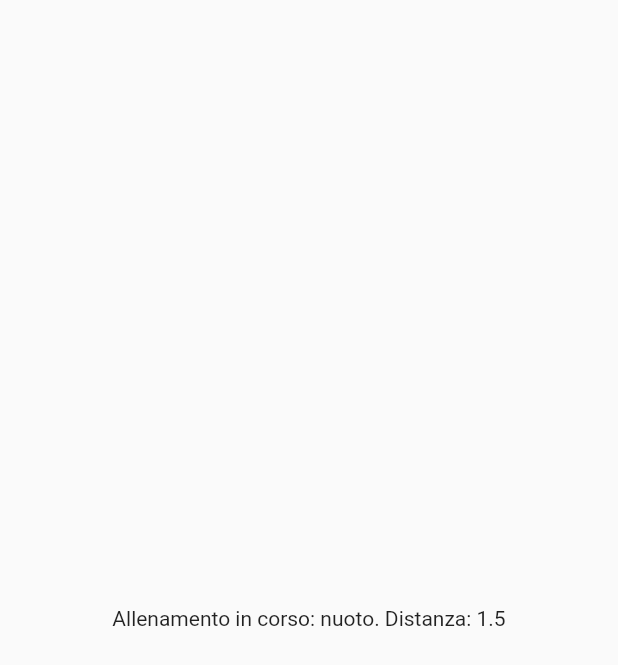
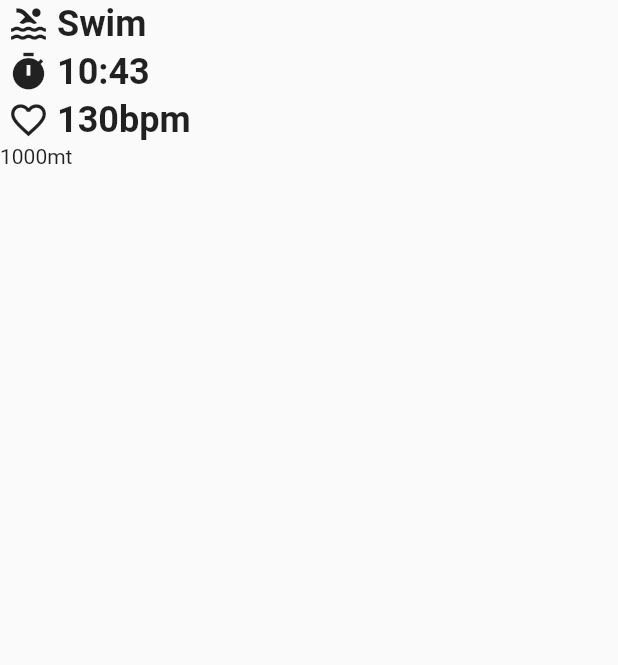
Before and after one commit to GioPan04/triathlon_app, a Flutter app: the screen it shows after launch, after a tap on "Start", on a phone screen of 412 x 824 dp. Shown: the top 665 px of the screen. Run offline on Flutter 3.47's test engine with Material 2 defaults, Android fonts, the phone set to English and light mode, and no system bars.

Commit message:
Basic running page

```diff
--- a/lib/screens/RunningPage.dart
+++ b/lib/screens/RunningPage.dart
@@ -1,5 +1,6 @@
 import 'package:flutter/material.dart';
 import 'package:triathlon_app/models/Distance.dart';
+import 'package:triathlon_app/widgets/IconedRow.dart';
 
 class Running extends StatefulWidget {
 
@@ -12,10 +13,23 @@ class Running extends StatefulWidget {
 }
 
 class _RunningState extends State<Running> {
+
+  String currentSport = "Swim";
+
   @override
   Widget build(BuildContext context) {
     return Scaffold(
-      body: Center(child: Text("Allenamento in corso: nuoto. Distanza: ${widget.distance.swimDistance}")),
+      body: SafeArea(
+        child: Column(
+          crossAxisAlignment: CrossAxisAlignment.start,
+          children: [
+            IconedRow(icon: Icons.pool, text: "Swim"),
+            IconedRow(icon: Icons.timer, text: "10:43"),
+            IconedRow(icon: Icons.favorite_outline, text: "130bpm"),
+            Text("1000mt")
+          ],
+        ),
+      ),
     );
   }
 }
--- /dev/null
+++ b/lib/widgets/IconedRow.dart
@@ -0,0 +1,24 @@
+import 'package:flutter/material.dart';
+
+class IconedRow extends StatelessWidget {
+
+  final IconData icon;
+  final String text;
+
+  const IconedRow({ Key? key, required this.icon, required this.text }) : super(key: key);
+
+  @override
+  Widget build(BuildContext context) {
+    return Padding(
+      padding: const EdgeInsets.symmetric(vertical: 2),
+      child: Row(
+        children: [
+          SizedBox(width: 5),
+          Icon(icon, size: 28,),
+          SizedBox(width: 5),
+          Text(text, style: TextStyle(fontSize: 24, fontWeight: FontWeight.bold),),
+        ],
+      ),
+    );
+  }
+}
```
